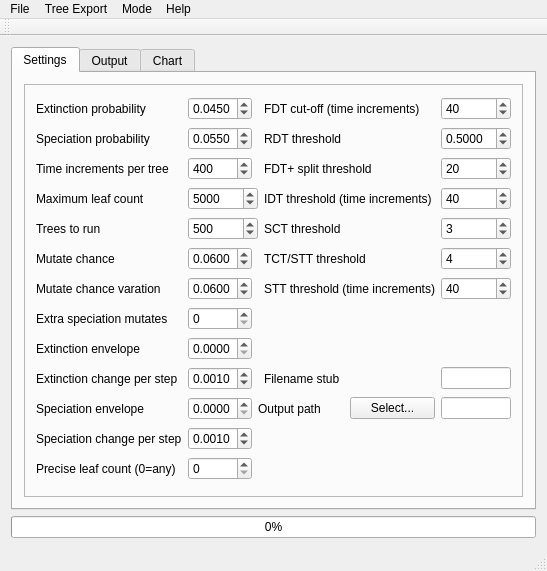
First picture: the form in mainwindow.ui, repository marksutton/SUYMYE, before the edit.
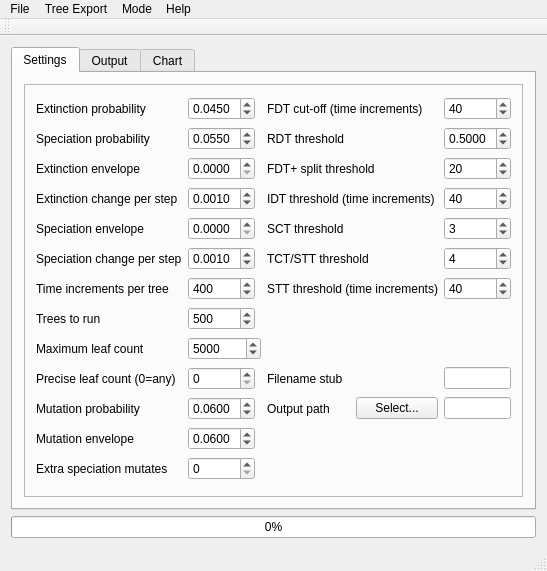
Second picture: the form after the edit. Custom widgets are drawn as their Qt base class.

What changed in the file:
```diff
--- a/mainwindow.ui
+++ b/mainwindow.ui
@@ -34,6 +34,111 @@
            <enum>QFrame::Raised</enum>
           </property>
           <layout class="QGridLayout" name="gridLayout">
+           <item row="5" column="4">
+            <widget class="QSpinBox" name="threshold_tct">
+             <property name="minimum">
+              <number>1</number>
+             </property>
+             <property name="maximum">
+              <number>100</number>
+             </property>
+             <property name="value">
+              <number>4</number>
+             </property>
+            </widget>
+           </item>
+           <item row="13" column="0">
+            <widget class="QLabel" name="label_15">
+             <property name="text">
+              <string>Extra speciation mutates</string>
+             </property>
+            </widget>
+           </item>
+           <item row="3" column="1">
+            <widget class="QDoubleSpinBox" name="ExtinctionChangePerStep">
+             <property name="decimals">
+              <number>4</number>
+             </property>
+             <property name="maximum">
+              <double>0.100000000000000</double>
+             </property>
+             <property name="singleStep">
+              <double>0.001000000000000</double>
+             </property>
+             <property name="value">
+              <double>0.001000000000000</double>
+             </property>
+            </widget>
+           </item>
+           <item row="4" column="1">
+            <widget class="QDoubleSpinBox" name="speciationmodifier">
+             <property name="decimals">
+              <number>4</number>
+             </property>
+             <property name="maximum">
+              <double>1.000000000000000</double>
+             </property>
+             <property name="singleStep">
+              <double>0.001000000000000</double>
+             </property>
+             <property name="value">
+              <double>0.000000000000000</double>
+             </property>
+            </widget>
+           </item>
+           <item row="2" column="3">
+            <widget class="QLabel" name="label_19">
+             <property name="text">
+              <string>FDT+ split threshold</string>
+             </property>
+            </widget>
+           </item>
+           <item row="9" column="1">
+            <widget class="QSpinBox" name="precise_leaf_count">
+             <property name="minimum">
+              <number>0</number>
+             </property>
+             <property name="maximum">
+              <number>5000</number>
+             </property>
+             <property name="value">
+              <number>0</number>
+             </property>
+            </widget>
+           </item>
+           <item row="6" column="4">
+            <widget class="QSpinBox" name="threshold_stt">
+             <property name="minimum">
+              <number>1</number>
+             </property>
+             <property name="maximum">
+              <number>500</number>
+             </property>
+             <property name="value">
+              <number>40</number>
+             </property>
+            </widget>
+           </item>
+           <item row="8" column="1" colspan="2">
+            <widget class="QSpinBox" name="maxleaves">
+             <property name="minimum">
+              <number>1</number>
+             </property>
+             <property name="maximum">
+              <number>1000000</number>
+             </property>
+             <property name="value">
+              <number>5000</number>
+             </property>
+            </widget>
+           </item>
+           <item row="7" column="0">
+            <widget class="QLabel" name="label_7">
+             <property name="text">
+              <string>Trees to run</string>
+             </property>
+            </widget>
+           </item>
            <item row="0" column="0">
             <widget class="QLabel" name="label_2">
              <property name="text">
@@ -41,6 +146,49 @@
              </property>
             </widget>
            </item>
+           <item row="9" column="3">
+            <widget class="QLabel" name="label_13">
+             <property name="text">
+              <string>Filename stub</string>
+             </property>
+            </widget>
+           </item>
+           <item row="1" column="4">
+            <widget class="QDoubleSpinBox" name="RDT_threshold">
+             <property name="decimals">
+              <number>4</number>
+             </property>
+             <property name="maximum">
+              <double>1.000000000000000</double>
+             </property>
+             <property name="singleStep">
+              <double>0.001000000000000</double>
+             </property>
+             <property name="value">
+              <double>0.500000000000000</double>
+             </property>
+            </widget>
+           </item>
+           <item row="4" column="4">
+            <widget class="QSpinBox" name="threshold_sct">
+             <property name="minimum">
+              <number>1</number>
+             </property>
+             <property name="maximum">
+              <number>100</number>
+             </property>
+             <property name="value">
+              <number>3</number>
+             </property>
+            </widget>
+           </item>
+           <item row="4" column="3">
+            <widget class="QLabel" name="label_11">
+             <property name="text">
+              <string>SCT threshold</string>
+             </property>
+            </widget>
+           </item>
            <item row="0" column="1">
             <widget class="QDoubleSpinBox" name="extinctchance">
              <property name="decimals">
@@ -57,6 +205,22 @@
              </property>
             </widget>
            </item>
+           <item row="2" column="1">
+            <widget class="QDoubleSpinBox" name="extinctionmodifier">
+             <property name="decimals">
+              <number>4</number>
+             </property>
+             <property name="maximum">
+              <double>1.000000000000000</double>
+             </property>
+             <property name="singleStep">
+              <double>0.001000000000000</double>
+             </property>
+             <property name="value">
+              <double>0.000000000000000</double>
+             </property>
+            </widget>
+           </item>
            <item row="0" column="3">
             <widget class="QLabel" name="label_9">
              <property name="text">
@@ -64,6 +228,42 @@
              </property>
             </widget>
            </item>
+           <item row="6" column="1">
+            <widget class="QSpinBox" name="time_increments">
+             <property name="minimum">
+              <number>1</number>
+             </property>
+             <property name="maximum">
+              <number>10000</number>
+             </property>
+             <property name="value">
+              <number>400</number>
+             </property>
+            </widget>
+           </item>
+           <item row="1" column="1">
+            <widget class="QDoubleSpinBox" name="speciatechance">
+             <property name="decimals">
+              <number>4</number>
+             </property>
+             <property name="maximum">
+              <double>1.000000000000000</double>
+             </property>
+             <property name="singleStep">
+              <double>0.001000000000000</double>
+             </property>
+             <property name="value">
+              <double>0.055000000000000</double>
+             </property>
+            </widget>
+           </item>
+           <item row="8" column="0">
+            <widget class="QLabel" name="label_8">
+             <property name="text">
+              <string>Maximum leaf count</string>
+             </property>
+            </widget>
+           </item>
            <item row="0" column="4">
             <widget class="QSpinBox" name="threshold_abs">
              <property name="minimum">
@@ -77,6 +277,16 @@
              </property>
             </widget>
            </item>
+           <item row="2" column="0">
+            <widget class="QLabel" name="label_20">
+             <property name="text">
+              <string>Extinction envelope</string>
+             </property>
+            </widget>
+           </item>
+           <item row="9" column="4">
+            <widget class="QLineEdit" name="stub"/>
+           </item>
            <item row="1" column="0">
             <widget class="QLabel" name="label_3">
              <property name="text">
@@ -84,19 +294,16 @@
              </property>
             </widget>
            </item>
-           <item row="1" column="1">
-            <widget class="QDoubleSpinBox" name="speciatechance">
-             <property name="decimals">
-              <number>4</number>
+           <item row="2" column="4">
+            <widget class="QSpinBox" name="threshold_fdt_split">
+             <property name="minimum">
+              <number>1</number>
              </property>
              <property name="maximum">
-              <double>1.000000000000000</double>
-             </property>
-             <property name="singleStep">
-              <double>0.001000000000000</double>
+              <number>500</number>
              </property>
              <property name="value">
-              <double>0.055000000000000</double>
+              <number>20</number>
              </property>
             </widget>
            </item>
@@ -107,205 +314,47 @@
              </property>
             </widget>
            </item>
-           <item row="1" column="4">
-            <widget class="QDoubleSpinBox" name="RDT_threshold">
-             <property name="decimals">
-              <number>4</number>
-             </property>
-             <property name="maximum">
-              <double>1.000000000000000</double>
-             </property>
-             <property name="singleStep">
-              <double>0.001000000000000</double>
-             </property>
-             <property name="value">
-              <double>0.500000000000000</double>
-             </property>
-            </widget>
-           </item>
-           <item row="2" column="0">
+           <item row="6" column="0">
             <widget class="QLabel" name="label_6">
              <property name="text">
               <string>Time increments per tree</string>
              </property>
             </widget>
            </item>
-           <item row="2" column="1">
-            <widget class="QSpinBox" name="time_increments">
-             <property name="minimum">
-              <number>1</number>
-             </property>
-             <property name="maximum">
-              <number>10000</number>
-             </property>
-             <property name="value">
-              <number>400</number>
-             </property>
-            </widget>
-           </item>
-           <item row="2" column="3">
-            <widget class="QLabel" name="label_19">
-             <property name="text">
-              <string>FDT+ split threshold</string>
-             </property>
-            </widget>
-           </item>
-           <item row="2" column="4">
-            <widget class="QSpinBox" name="threshold_fdt_split">
-             <property name="minimum">
-              <number>1</number>
-             </property>
-             <property name="maximum">
-              <number>500</number>
-             </property>
-             <property name="value">
-              <number>20</number>
-             </property>
-            </widget>
-           </item>
-           <item row="3" column="0">
-            <widget class="QLabel" name="label_8">
-             <property name="text">
-              <string>Maximum leaf count</string>
-             </property>
-            </widget>
-           </item>
-           <item row="3" column="1" colspan="2">
-            <widget class="QSpinBox" name="maxleaves">
-             <property name="minimum">
-              <number>1</number>
-             </property>
-             <property name="maximum">
-              <number>1000000</number>
-             </property>
-             <property name="value">
-              <number>5000</number>
-             </property>
-            </widget>
-           </item>
-           <item row="3" column="3">
-            <widget class="QLabel" name="label_5">
-             <property name="text">
-              <string>IDT threshold (time increments)</string>
-             </property>
-            </widget>
-           </item>
-           <item row="3" column="4">
-            <widget class="QSpinBox" name="threshold_idt">
-             <property name="minimum">
-              <number>1</number>
-             </property>
-             <property name="maximum">
-              <number>500</number>
-             </property>
-             <property name="value">
-              <number>40</number>
-             </property>
-            </widget>
-           </item>
            <item row="4" column="0">
-            <widget class="QLabel" name="label_7">
+            <widget class="QLabel" name="label_21">
              <property name="text">
-              <string>Trees to run</string>
-             </property>
-            </widget>
-           </item>
-           <item row="4" column="1" colspan="2">
-            <widget class="QSpinBox" name="generations">
-             <property name="minimum">
-              <number>1</number>
-             </property>
-             <property name="maximum">
-              <number>1000000</number>
-             </property>
-             <property name="value">
-              <number>500</number>
-             </property>
-            </widget>
-           </item>
-           <item row="4" column="3">
-            <widget class="QLabel" name="label_11">
-             <property name="text">
-              <string>SCT threshold</string>
-             </property>
-            </widget>
-           </item>
-           <item row="4" column="4">
-            <widget class="QSpinBox" name="threshold_sct">
-             <property name="minimum">
-              <number>1</number>
-             </property>
-             <property name="maximum">
-              <number>100</number>
-             </property>
-             <property name="value">
-              <number>3</number>
+              <string>Speciation envelope</string>
              </property>
             </widget>
            </item>
            <item row="5" column="0">
-            <widget class="QLabel" name="label">
+            <widget class="QLabel" name="label_24">
              <property name="text">
-              <string>Mutate chance</string>
+              <string>Speciation change per step</string>
              </property>
             </widget>
            </item>
            <item row="5" column="1">
-            <widget class="QDoubleSpinBox" name="mutatechance">
+            <widget class="QDoubleSpinBox" name="SpeciationChangePerStep">
              <property name="decimals">
               <number>4</number>
              </property>
              <property name="maximum">
-              <double>1.000000000000000</double>
+              <double>0.100000000000000</double>
              </property>
              <property name="singleStep">
               <double>0.001000000000000</double>
              </property>
              <property name="value">
-              <double>0.060000000000000</double>
+              <double>0.001000000000000</double>
              </property>
             </widget>
            </item>
-           <item row="5" column="3">
-            <widget class="QLabel" name="label_12">
+           <item row="11" column="0">
+            <widget class="QLabel" name="label">
              <property name="text">
-              <string>TCT/STT threshold</string>
-             </property>
-            </widget>
-           </item>
-           <item row="5" column="4">
-            <widget class="QSpinBox" name="threshold_tct">
-             <property name="minimum">
-              <number>1</number>
-             </property>
-             <property name="maximum">
-              <number>100</number>
-             </property>
-             <property name="value">
-              <number>4</number>
-             </property>
-            </widget>
-           </item>
-           <item row="6" column="0">
-            <widget class="QLabel" name="label_14">
-             <property name="text">
-              <string>Mutate chance varation</string>
-             </property>
-            </widget>
-           </item>
-           <item row="6" column="1">
-            <widget class="QDoubleSpinBox" name="mutatechancevariation">
-             <property name="decimals">
-              <number>4</number>
-             </property>
-             <property name="maximum">
-              <double>1.000000000000000</double>
-             </property>
-             <property name="singleStep">
-              <double>0.001000000000000</double>
-             </property>
-             <property name="value">
-              <double>0.060000000000000</double>
+              <string>Mutation probability</string>
              </property>
             </widget>
            </item>
@@ -316,27 +365,27 @@
              </property>
             </widget>
            </item>
-           <item row="6" column="4">
-            <widget class="QSpinBox" name="threshold_stt">
-             <property name="minimum">
-              <number>1</number>
-             </property>
-             <property name="maximum">
-              <number>500</number>
-             </property>
-             <property name="value">
-              <number>40</number>
-             </property>
-            </widget>
-           </item>
-           <item row="7" column="0">
-            <widget class="QLabel" name="label_15">
+           <item row="5" column="3">
+            <widget class="QLabel" name="label_12">
              <property name="text">
-              <string>Extra speciation mutates</string>
+              <string>TCT/STT threshold</string>
              </property>
             </widget>
            </item>
            <item row="7" column="1">
+            <widget class="QSpinBox" name="generations">
+             <property name="minimum">
+              <number>1</number>
+             </property>
+             <property name="maximum">
+              <number>1000000</number>
+             </property>
+             <property name="value">
+              <number>500</number>
+             </property>
+            </widget>
+           </item>
+           <item row="13" column="1">
             <widget class="QSpinBox" name="extramutates">
              <property name="minimum">
               <number>0</number>
@@ -349,15 +398,31 @@
              </property>
             </widget>
            </item>
-           <item row="8" column="0">
-            <widget class="QLabel" name="label_20">
+           <item row="12" column="1">
+            <widget class="QDoubleSpinBox" name="mutatechancevariation">
+             <property name="decimals">
+              <number>4</number>
+             </property>
+             <property name="maximum">
+              <double>1.000000000000000</double>
+             </property>
+             <property name="singleStep">
+              <double>0.001000000000000</double>
+             </property>
+             <property name="value">
+              <double>0.060000000000000</double>
+             </property>
+            </widget>
+           </item>
+           <item row="12" column="0">
+            <widget class="QLabel" name="label_14">
              <property name="text">
-              <string>Extinction envelope</string>
+              <string>Mutation envelope</string>
              </property>
             </widget>
            </item>
-           <item row="8" column="1">
-            <widget class="QDoubleSpinBox" name="extinctionmodifier">
+           <item row="11" column="1">
+            <widget class="QDoubleSpinBox" name="mutatechance">
              <property name="decimals">
               <number>4</number>
              </property>
@@ -368,67 +433,45 @@
               <double>0.001000000000000</double>
              </property>
              <property name="value">
-              <double>0.000000000000000</double>
+              <double>0.060000000000000</double>
              </property>
             </widget>
            </item>
-           <item row="9" column="0">
+           <item row="3" column="0">
             <widget class="QLabel" name="label_23">
              <property name="text">
               <string>Extinction change per step</string>
              </property>
             </widget>
            </item>
-           <item row="9" column="1">
-            <widget class="QDoubleSpinBox" name="ExtinctionChangePerStep">
-             <property name="decimals">
-              <number>4</number>
-             </property>
-             <property name="maximum">
-              <double>0.100000000000000</double>
-             </property>
-             <property name="singleStep">
-              <double>0.001000000000000</double>
-             </property>
-             <property name="value">
-              <double>0.001000000000000</double>
-             </property>
-            </widget>
-           </item>
-           <item row="9" column="3">
-            <widget class="QLabel" name="label_13">
+           <item row="3" column="3">
+            <widget class="QLabel" name="label_5">
              <property name="text">
-              <string>Filename stub</string>
+              <string>IDT threshold (time increments)</string>
              </property>
             </widget>
            </item>
-           <item row="9" column="4">
-            <widget class="QLineEdit" name="stub"/>
-           </item>
-           <item row="10" column="0">
-            <widget class="QLabel" name="label_21">
-             <property name="text">
-              <string>Speciation envelope</string>
+           <item row="3" column="4">
+            <widget class="QSpinBox" name="threshold_idt">
+             <property name="minimum">
+              <number>1</number>
              </property>
-            </widget>
-           </item>
-           <item row="10" column="1">
-            <widget class="QDoubleSpinBox" name="speciationmodifier">
-             <property name="decimals">
-              <number>4</number>
-             </property>
              <property name="maximum">
-              <double>1.000000000000000</double>
+              <number>500</number>
              </property>
-             <property name="singleStep">
-              <double>0.001000000000000</double>
-             </property>
              <property name="value">
-              <double>0.000000000000000</double>
+              <number>40</number>
              </property>
             </widget>
            </item>
-           <item row="10" column="2" colspan="2">
+           <item row="9" column="0">
+            <widget class="QLabel" name="label_22">
+             <property name="text">
+              <string>Precise leaf count (0=any)</string>
+             </property>
+            </widget>
+           </item>
+           <item row="11" column="3">
             <layout class="QHBoxLayout" name="horizontalLayout">
              <item>
               <widget class="QLabel" name="label_17">
@@ -446,52 +489,9 @@
              </item>
             </layout>
            </item>
-           <item row="10" column="4">
+           <item row="11" column="4">
             <widget class="QLineEdit" name="OutputPath"/>
            </item>
-           <item row="11" column="0">
-            <widget class="QLabel" name="label_24">
-             <property name="text">
-              <string>Speciation change per step</string>
-             </property>
-            </widget>
-           </item>
-           <item row="11" column="1">
-            <widget class="QDoubleSpinBox" name="SpeciationChangePerStep">
-             <property name="decimals">
-              <number>4</number>
-             </property>
-             <property name="maximum">
-              <double>0.100000000000000</double>
-             </property>
-             <property name="singleStep">
-              <double>0.001000000000000</double>
-             </property>
-             <property name="value">
-              <double>0.001000000000000</double>
-             </property>
-            </widget>
-           </item>
-           <item row="12" column="0">
-            <widget class="QLabel" name="label_22">
-             <property name="text">
-              <string>Precise leaf count (0=any)</string>
-             </property>
-            </widget>
-           </item>
-           <item row="12" column="1">
-            <widget class="QSpinBox" name="precise_leaf_count">
-             <property name="minimum">
-              <number>0</number>
-             </property>
-             <property name="maximum">
-              <number>5000</number>
-             </property>
-             <property name="value">
-              <number>0</number>
-             </property>
-            </widget>
-           </item>
           </layout>
          </widget>
         </item>
@@ -557,6 +557,7 @@
     </property>
     <addaction name="actionStart"/>
     <addaction name="actionStop"/>
+    <addaction name="actionSet_Export_Folder_2"/>
     <addaction name="separator"/>
     <addaction name="actionChart_to_PDF"/>
     <addaction name="separator"/>
@@ -576,7 +577,6 @@
     </widget>
     <addaction name="actionExport_Trees"/>
     <addaction name="menuExport_Format"/>
-    <addaction name="actionSet_Export_Folder_2"/>
    </widget>
    <widget class="QMenu" name="menuMoe">
     <property name="title">
@@ -609,11 +609,12 @@
       <string>Speciation/Extinction rate variation</string>
      </property>
      <addaction name="actionNone_fixed"/>
-     <addaction name="actionVarying_Tree_Parameters"/>
      <addaction name="actionGlobal_evolving_model"/>
      <addaction name="actionLocal_evolving_model"/>
      <addaction name="actionGlobal_evolving_non_genetic_model"/>
      <addaction name="actionPer_lineage_non_genetic_model"/>
+     <addaction name="actionCombined_evolving_non_genetic_model"/>
+     <addaction name="actionRates_from_CSV_file"/>
      <addaction name="separator"/>
      <addaction name="actionCouple_extinction_and_speciation_rates"/>
     </widget>
@@ -979,7 +980,7 @@
     <bool>true</bool>
    </property>
    <property name="text">
-    <string>Global gamma model</string>
+    <string>Global gamma model [NOT IMPLEMENTED]</string>
    </property>
   </action>
   <action name="actionLog_scale_Y_axis">
@@ -1038,6 +1039,22 @@
     <string>Global evolving non-genetic model</string>
    </property>
   </action>
+  <action name="actionCombined_evolving_non_genetic_model">
+   <property name="checkable">
+    <bool>true</bool>
+   </property>
+   <property name="text">
+    <string>Combined non-genetic model</string>
+   </property>
+  </action>
+  <action name="actionRates_from_CSV_file">
+   <property name="checkable">
+    <bool>true</bool>
+   </property>
+   <property name="text">
+    <string>Rates from CSV file... [TODO]</string>
+   </property>
+  </action>
  </widget>
  <layoutdefault spacing="6" margin="11"/>
  <customwidgets>
```
